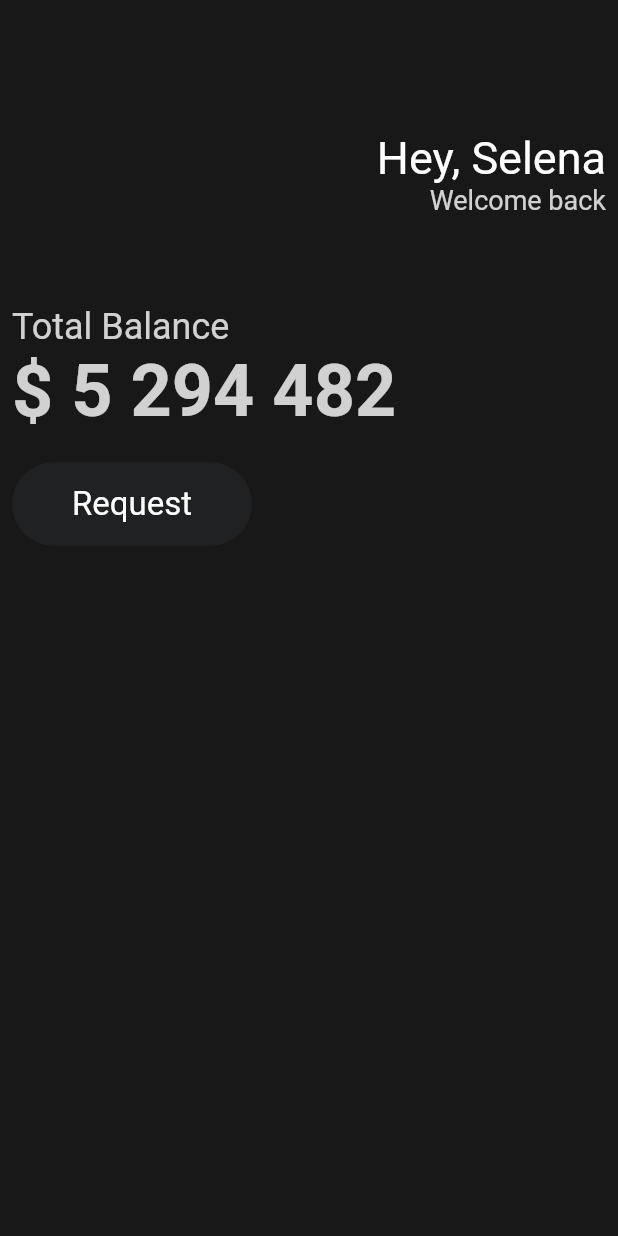
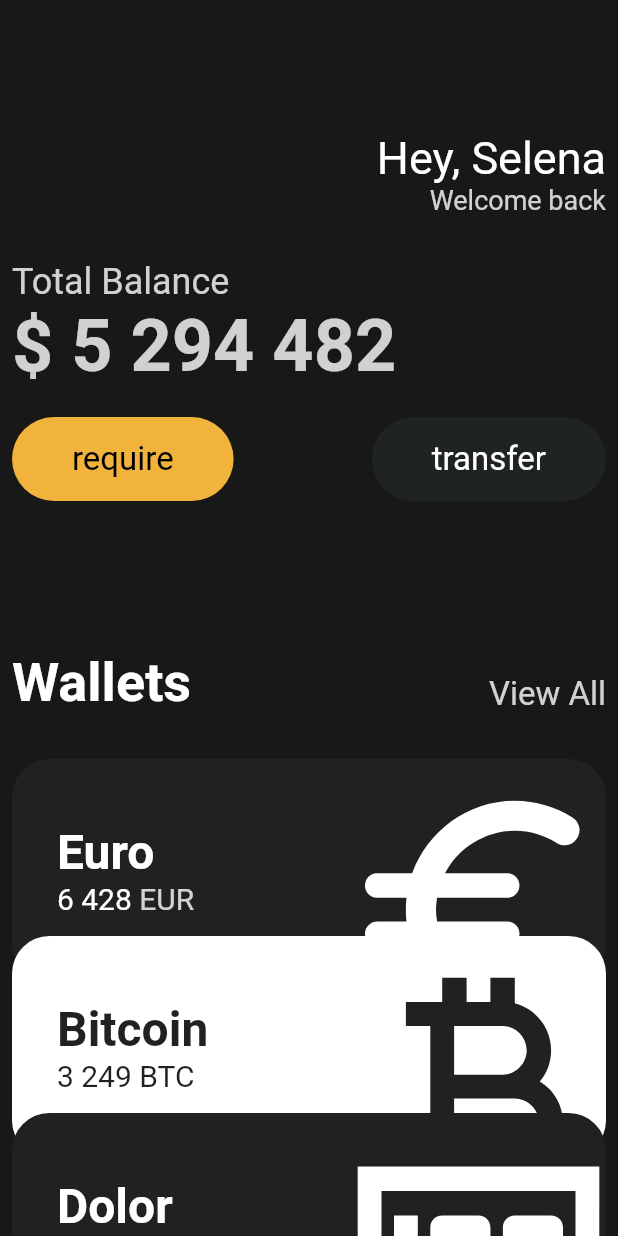
Before and after one commit to kacian93/practice_flutter, a Flutter app: the screen it shows after launch, on a phone screen of 412 x 824 dp. Run offline on Flutter 3.47's test engine with Material 2 defaults, Android fonts, the phone set to English and light mode, and no system bars.

Commit message:
flutter app - normad corder 3nd complete

```diff
--- a/lib/button.dart
+++ b/lib/button.dart
@@ -1,11 +1,11 @@
 import 'package:flutter/cupertino.dart';
 
-class Button extends StatelessWidget {
+class MyButton extends StatelessWidget {
   final String text;
   final Color bgcolor;
   final Color textColor;
 
-  Button({required this.text, required this.bgcolor, required this.textColor});
+  MyButton({required this.text, required this.bgcolor, required this.textColor});
 
   @override
   Widget build(BuildContext context) {
--- /dev/null
+++ b/lib/currency_card.dart
@@ -0,0 +1,79 @@
+import 'package:flutter/cupertino.dart';
+import 'package:flutter/material.dart';
+
+class CurrencyCard extends StatelessWidget {
+  final String name, code, amount;
+  final IconData icon;
+  final bool isInverted;
+  final _blackColor = const Color(0xFF1F2123);
+  final int order;
+
+  const CurrencyCard({super.key, required this.name, required this.code, required this.amount, required this.icon, required this.isInverted, required this.order});
+
+  @override
+  Widget build(BuildContext context) {
+    // TODO: implement build
+    return Transform.translate(
+      offset: Offset(0, -30 *(order - 1 )),
+      child: Container(
+        clipBehavior: Clip.hardEdge,
+        decoration: BoxDecoration(
+          color: isInverted ? Colors.white: _blackColor,
+          borderRadius: BorderRadius.circular(25),
+        ),
+        child: Padding(
+          padding: const EdgeInsets.all(30.0),
+          child: Row(
+              mainAxisAlignment: MainAxisAlignment.spaceBetween,
+              children: [
+                Column(
+                  crossAxisAlignment: CrossAxisAlignment.start,
+                  children: [
+                    Text(
+                      name,
+                      style: TextStyle(
+                          color: isInverted ? _blackColor : Colors.white,
+                          fontSize: 32,
+                          fontWeight: FontWeight.w600),
+                    ),
+                    Row(
+                      children: [
+                        Text(
+                          amount,
+                          style: TextStyle(
+                            color: isInverted ? _blackColor : Colors.white,
+                            fontSize: 20,
+                          ),
+                        ),
+                        SizedBox(
+                          width: 5,
+                        ),
+                        Text(
+                          code,
+                          style: TextStyle(
+                            color: isInverted? _blackColor: Colors.white.withOpacity(0.8),
+                            fontSize: 20,
+                          ),
+                        ),
+                      ],
+                    )
+                  ],
+                ),
+                Transform.scale(
+                  scale: 2.2,
+                  child: Transform.translate(
+                    offset: Offset(-5, 12),
+                    child: Icon(
+                      icon,
+                      color: isInverted? _blackColor: Colors.white,
+                      size: 88,
+                    ),
+                  ),
+                )
+              ]),
+        ),
+      ),
+    );
+
+  }
+}
--- a/lib/main.dart
+++ b/lib/main.dart
@@ -1,3 +1,5 @@
+import 'package:first_project/button.dart';
+import 'package:first_project/currency_card.dart';
 import 'package:flutter/material.dart';
 
 void main() {
@@ -10,9 +12,10 @@ class MyApp extends StatelessWidget {
   @override
   Widget build(BuildContext context) {
     return MaterialApp(
-      home: Scaffold(
-        backgroundColor: Color(0xFF181818),
-        body: Padding(
+        home: Scaffold(
+      backgroundColor: const Color(0xFF181818),
+      body: SingleChildScrollView(
+        child: Padding(
           padding: const EdgeInsets.all(8.0),
           child: Column(
             crossAxisAlignment: CrossAxisAlignment.start,
@@ -40,7 +43,7 @@ class MyApp extends StatelessWidget {
                 ],
               ),
               SizedBox(
-                height: 60,
+                height: 30,
               ),
               Text(
                 'Total Balance',
@@ -63,27 +66,50 @@ class MyApp extends StatelessWidget {
               Row(
                 mainAxisAlignment: MainAxisAlignment.spaceBetween,
                 children: [
-                  Container(
-                    decoration: BoxDecoration(
-                        color: Color(0xFF1F2123),
-                        borderRadius: BorderRadius.circular(45)),
-                    child: Padding(
-                      padding: const EdgeInsets.symmetric(
-                        vertical: 15,
-                        horizontal: 40,
-                      ),
-                      child: Text(
-                        'Request',
-                        style: TextStyle(color : Colors.white,fontSize: 22),
-                      ),
-                    ),
+                  MyButton(
+                    text: 'require',
+                    bgcolor: Color(0xFFF1B33B),
+                    textColor: Colors.black,
                   ),
+                  MyButton(
+                    text: 'transfer',
+                    bgcolor: Color(0xFF1F2322),
+                    textColor: Colors.white,
+                  )
                 ],
-              )
+              ),
+              const SizedBox(
+                height: 100,
+              ),
+              Row(
+                crossAxisAlignment: CrossAxisAlignment.end,
+                mainAxisAlignment: MainAxisAlignment.spaceBetween,
+                children: [
+                  Text(
+                    'Wallets',
+                    style: TextStyle(
+                        color: Colors.white,
+                        fontSize: 36,
+                        fontWeight: FontWeight.w600),
+                  ),
+                  Text(
+                    'View All',
+                    style: TextStyle(
+                        color: Colors.white.withOpacity(0.8), fontSize: 22),
+                  )
+                ],
+              ),
+              const SizedBox(
+                height: 30,
+              ),
+              CurrencyCard(name: 'Euro', code: 'EUR', amount: '6 428', icon: Icons.euro_rounded, isInverted: false, order:1,),
+              CurrencyCard(name: 'Bitcoin', code: 'BTC', amount: '3 249', icon: Icons.currency_bitcoin, isInverted: true,order:2,),
+              CurrencyCard(name: 'Dolor', code: 'USD', amount: '428', icon: Icons.money, isInverted: false, order : 3,),
+
             ],
           ),
         ),
       ),
-    );
+    ));
   }
 }
```
